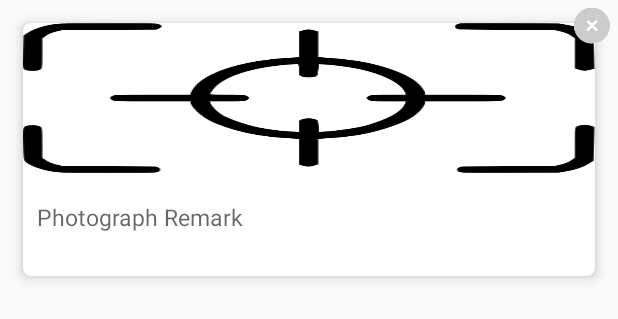
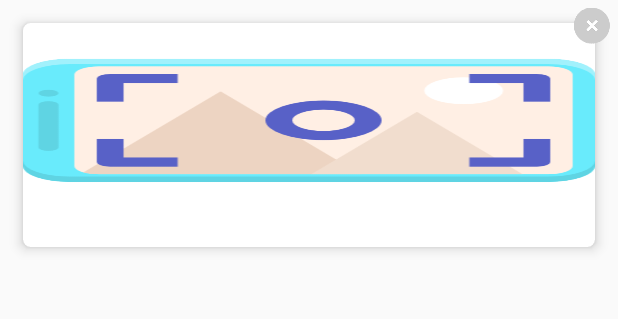
Before and after one commit to TNRDANDROID/TooimaiKavalar, an Android app: the layout image_with_description.xml on its own in the app's theme, with its tools: preview values and no code run, on a phone screen of 412 x 824 dp. Shown: the top 319 px of the screen. Run offline under Robolectric (Android 15) with nearby library versions, the phone set to English and light mode, and no system bars.

Commit message:
flow commit

```diff
--- a/app/build.gradle
+++ b/app/build.gradle
@@ -113,4 +113,7 @@ dependencies {
 */
     ///Gif Image
     implementation 'pl.droidsonroids.gif:android-gif-drawable:1.1.0'
+
+    //Image Compressor
+    implementation 'com.github.amanjeetsingh150:ImageZipper:1.3'
 }
--- a/app/src/main/java/com/nic/thooimaikaavalar/activity/SWMActivity/AddCarriedOutsScreen.java
+++ b/app/src/main/java/com/nic/thooimaikaavalar/activity/SWMActivity/AddCarriedOutsScreen.java
@@ -156,6 +156,10 @@ public class AddCarriedOutsScreen extends AppCompatActivity implements  Api.Serv
         int gettableCountWasteDumpTable = dbData.gettableCountWasteDumpTable();
         if(gettableCountWasteDumpTable==0){
             getOnlineWasteDumpList();
+        }
+        else {
+            Utils.showAlert(AddCarriedOutsScreen.this,"First Upload Your WastDump Data");
+            onBackPressed();
         }
 
 
--- a/app/src/main/java/com/nic/thooimaikaavalar/adapter/AssetsUploadAdapter.java
+++ b/app/src/main/java/com/nic/thooimaikaavalar/adapter/AssetsUploadAdapter.java
@@ -373,7 +373,7 @@ public class AssetsUploadAdapter extends RecyclerView.Adapter<AssetsUploadAdapte
             jsonObject1.put("carried_out_details",carried_out_details);
 
             Log.d("json",""+jsonObject1);
-            //((NewPendingScreenActivity)context).SyncData(jsonObject1, "","Carried_Out");
+            ((NewPendingScreenActivity)context).SyncData(jsonObject1, "","Carried_Out");
 
         }
         catch (JSONException e){
--- a/app/src/main/res/layout/image_with_description.xml
+++ b/app/src/main/res/layout/image_with_description.xml
@@ -39,15 +39,15 @@
                     <ImageView
                         android:id="@+id/image_view_preview"
                         android:layout_width="match_parent"
-                        android:layout_height="100dp"
+                        android:layout_height="@dimen/_100sdp"
                         android:scaleType="fitXY"
-                        android:background="@drawable/capture_image"
+                        android:background="@drawable/capture_new_icon"
                         android:contentDescription="@string/camera_icon" />
 
                     <ImageView
                         android:id="@+id/image_view"
                         android:layout_width="match_parent"
-                        android:layout_height="100dp"
+                        android:layout_height="@dimen/_100sdp"
                         android:scaleType="fitXY"
                         android:visibility="gone"
                         android:contentDescription="@string/camera_icon" />
@@ -83,6 +83,7 @@
 
 
                     <LinearLayout
+                        android:visibility="gone"
                         android:layout_width="match_parent"
                         android:layout_height="wrap_content"
 
```
Also changed, not shown: app/src/main/java/com/nic/thooimaikaavalar/activity/SWMActivity/Add_ViewWasteDumpDetails.java (+8 -5 lines), app/src/main/res/drawable/capture_new_icon.png (added), app/src/main/res/drawable/phone_camera.png (added).
